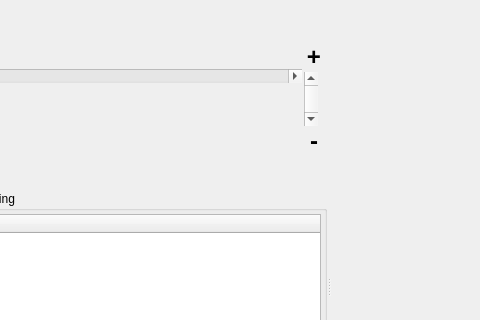
Before: the Qt Designer form src/ui/AP2DataPlot2D.ui in ArduPilot/apm_planner, drawn with Qt 5; both pictures show x 923 to 1403 and y 0 to 320 of the 1550 by 600 pixel window.
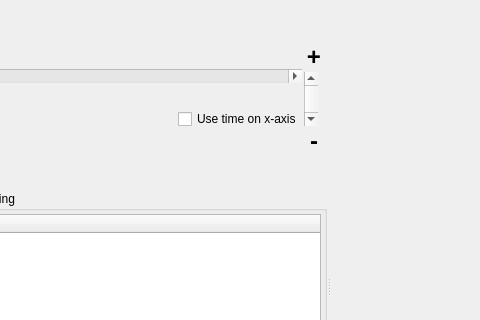
After: the same form once the commit is applied. Custom widgets are drawn as their Qt base class.

Commit message:
Graph View: Support for plotting data vs. time if all data has microsec timestamp
* Since arducopter 3.3 all bin logs have a microsec timestamp.

Changes overview:
* Added checkbox to switch between data vs. time and data vs. index
* Added several helper functions to avoid code doubling
* Fixed crash on load log canceling
* Removed some mem leaks
* Extended AP2DataPlot2DModel to support time indexes
* Cleanup and commenting

```diff
--- a/src/ui/AP2DataPlot2D.ui
+++ b/src/ui/AP2DataPlot2D.ui
@@ -124,6 +124,19 @@
                 </property>
                </spacer>
               </item>
+              <item>
+               <widget class="QCheckBox" name="indexTypeCheckBox">
+                <property name="toolTip">
+                 <string extracomment="Switches between index or time on x axis"/>
+                </property>
+                <property name="toolTipDuration">
+                 <number>3</number>
+                </property>
+                <property name="text">
+                 <string>Use time on x-axis</string>
+                </property>
+               </widget>
+              </item>
              </layout>
             </item>
            </layout>
```
The commit also changes 8 other files.
